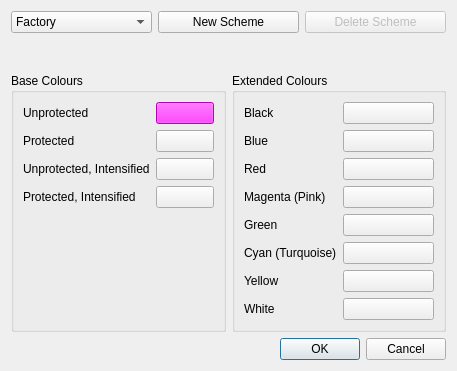
Old version of the form ColourTheme.ui in the repository HobbitHacker/Q3270.
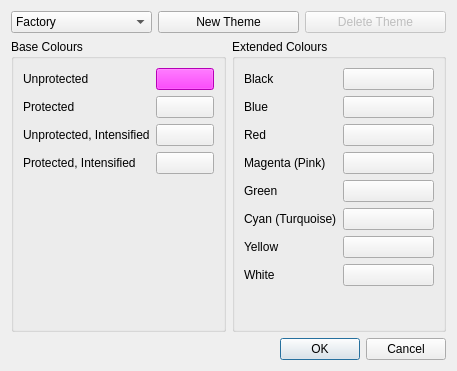
New version of the form.

Commit message:
Keyboard theme addtion and new pop-up dialog
KeyboardTheme now caters for adding new themes. Additional pop-up dialog
added (rather than hand coding) so to use common resources between
KeybaordTheme and ColourTheme.

Minor renaming of Scheme to Theme.

Patch:
```diff
--- a/ColourTheme.ui
+++ b/ColourTheme.ui
@@ -34,7 +34,7 @@
         <bool>true</bool>
        </property>
        <property name="text">
-        <string>New Scheme</string>
+        <string>New Theme</string>
        </property>
        <property name="autoDefault">
         <bool>false</bool>
@@ -47,19 +47,12 @@
         <bool>false</bool>
        </property>
        <property name="text">
-        <string>Delete Scheme</string>
+        <string>Delete Theme</string>
        </property>
       </widget>
      </item>
     </layout>
    </item>
-   <item>
-    <widget class="QLabel" name="colourError">
-     <property name="text">
-      <string/>
-     </property>
-    </widget>
-   </item>
    <item>
     <layout class="QVBoxLayout" name="verticalLayout_2">
      <item>
```
Left out of the diff: 2 changed lines with no effect on the pictures. The commit also changes 6 other files.
